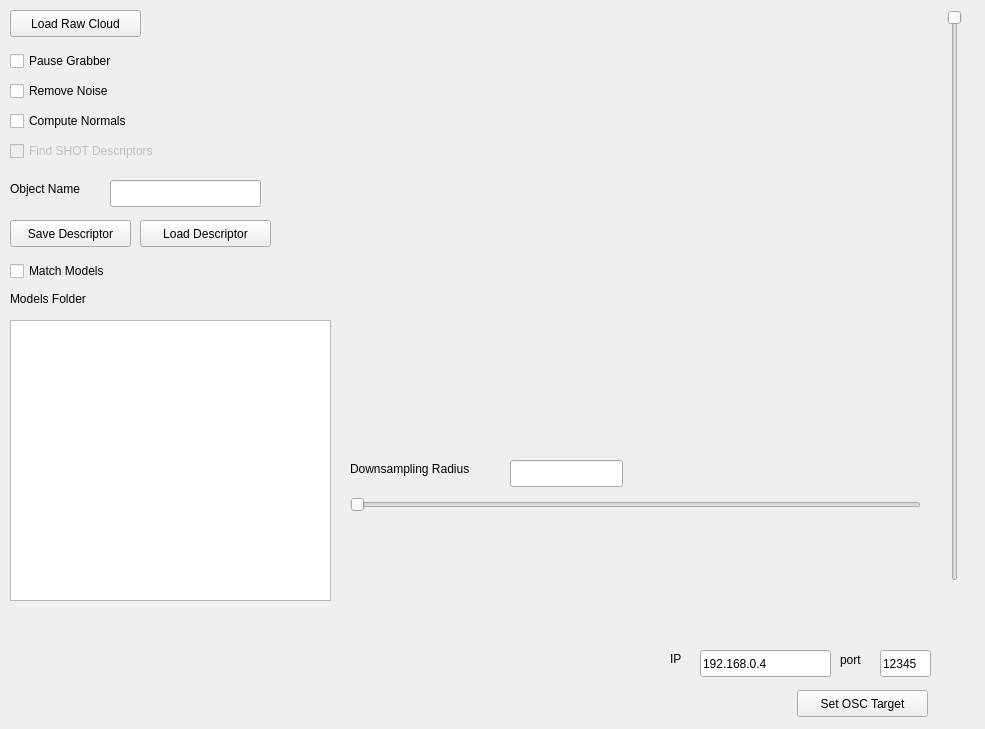
Qt form kpoAppGui.ui (jbeuckm/kinect_pcl_osc_qt) before a commit.
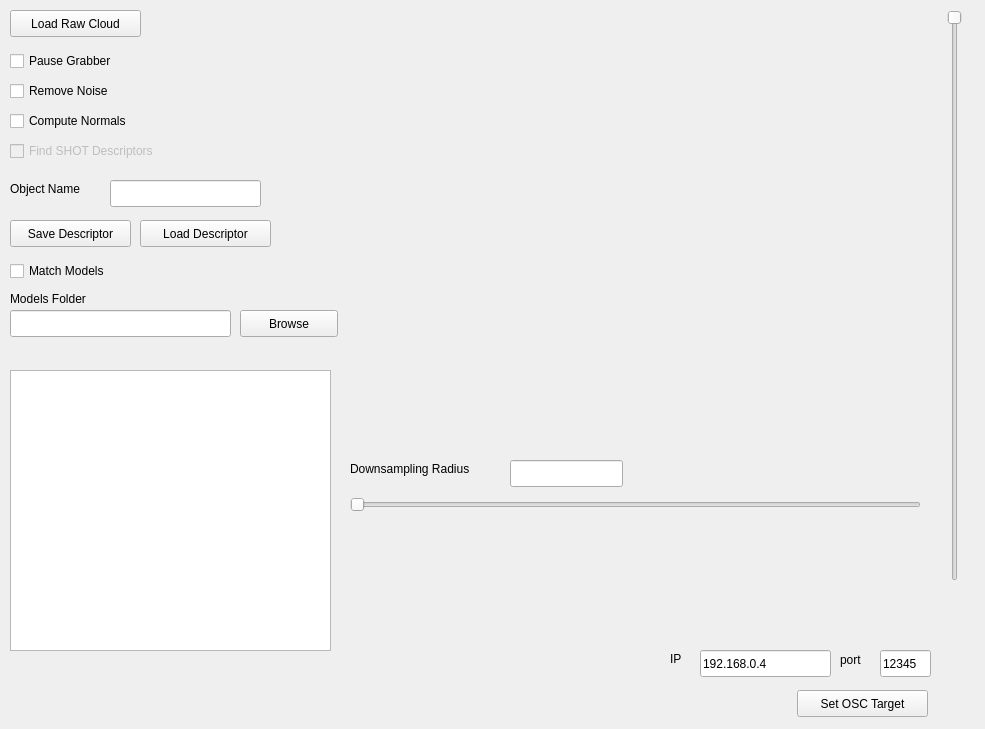
The same form after that commit. Custom widgets are drawn as their Qt base class.

Commit message: ability to select folder where models will be loaded

```diff
--- a/kpoAppGui.ui
+++ b/kpoAppGui.ui
@@ -140,7 +140,7 @@
     <property name="geometry">
      <rect>
       <x>10</x>
-      <y>320</y>
+      <y>370</y>
       <width>321</width>
       <height>281</height>
      </rect>
@@ -336,6 +336,29 @@
      <enum>Qt::Horizontal</enum>
     </property>
    </widget>
+   <widget class="QLineEdit" name="modelsFolderEdit">
+    <property name="geometry">
+     <rect>
+      <x>10</x>
+      <y>310</y>
+      <width>221</width>
+      <height>27</height>
+     </rect>
+    </property>
+   </widget>
+   <widget class="QPushButton" name="browseForModelsButton">
+    <property name="geometry">
+     <rect>
+      <x>240</x>
+      <y>310</y>
+      <width>98</width>
+      <height>27</height>
+     </rect>
+    </property>
+    <property name="text">
+     <string>Browse</string>
+    </property>
+   </widget>
   </widget>
  </widget>
  <customwidgets>
```
The commit also changes 5 other files.
